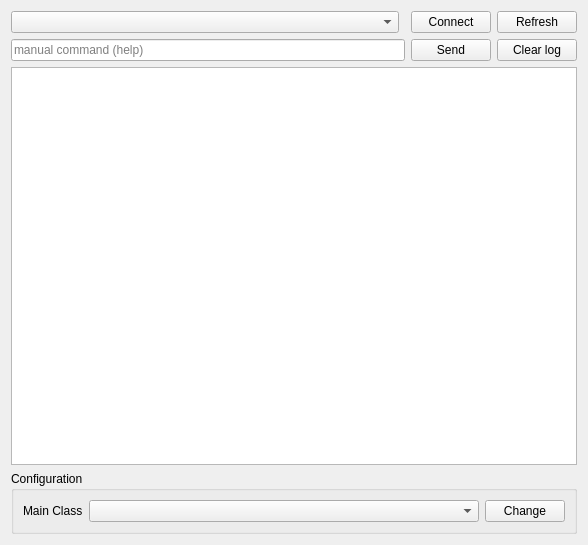
Above: res/serialchooser.ui from Ultrawipf/OpenFFBoard-configurator before the change. Below: the same form after it.
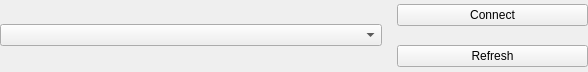
That is the form after the change.

```diff
--- a/res/serialchooser.ui
+++ b/res/serialchooser.ui
@@ -7,61 +7,43 @@
     <x>0</x>
     <y>0</y>
     <width>588</width>
-    <height>545</height>
+    <height>72</height>
    </rect>
   </property>
   <property name="windowTitle">
    <string>Form</string>
   </property>
   <layout class="QGridLayout" name="gridLayout">
-   <item row="2" column="1" colspan="2">
-    <widget class="QLineEdit" name="lineEdit_cmd">
-     <property name="placeholderText">
-      <string>manual command (help)</string>
+   <property name="leftMargin">
+    <number>0</number>
+   </property>
+   <property name="topMargin">
+    <number>0</number>
+   </property>
+   <property name="rightMargin">
+    <number>0</number>
+   </property>
+   <property name="bottomMargin">
+    <number>0</number>
+   </property>
+   <property name="spacing">
+    <number>15</number>
+   </property>
+   <item row="0" column="2">
+    <widget class="QPushButton" name="pushButton_connect">
+     <property name="text">
+      <string>Connect</string>
      </property>
     </widget>
    </item>
-   <item row="0" column="4">
+   <item row="1" column="2">
     <widget class="QPushButton" name="pushButton_refresh">
      <property name="text">
       <string>Refresh</string>
      </property>
     </widget>
    </item>
-   <item row="4" column="1" colspan="4">
-    <widget class="QGroupBox" name="groupBox_system">
-     <property name="title">
-      <string>Configuration</string>
-     </property>
-     <layout class="QGridLayout" name="gridLayout_3">
-      <item row="0" column="0">
-       <widget class="QLabel" name="label">
-        <property name="text">
-         <string>Main Class</string>
-        </property>
-       </widget>
-      </item>
-      <item row="0" column="1">
-       <widget class="QComboBox" name="comboBox_main">
-        <property name="sizePolicy">
-         <sizepolicy hsizetype="MinimumExpanding" vsizetype="Fixed">
-          <horstretch>0</horstretch>
-          <verstretch>0</verstretch>
-         </sizepolicy>
-        </property>
-       </widget>
-      </item>
-      <item row="0" column="2">
-       <widget class="QPushButton" name="pushButton_ok">
-        <property name="text">
-         <string>Change</string>
-        </property>
-       </widget>
-      </item>
-     </layout>
-    </widget>
-   </item>
-   <item row="0" column="1">
+   <item row="0" column="0" rowspan="2" colspan="2">
     <widget class="QComboBox" name="comboBox_port">
      <property name="sizePolicy">
       <sizepolicy hsizetype="Expanding" vsizetype="Fixed">
@@ -71,40 +53,6 @@
      </property>
     </widget>
    </item>
-   <item row="3" column="1" colspan="4">
-    <widget class="QTextEdit" name="serialLogBox">
-     <property name="sizePolicy">
-      <sizepolicy hsizetype="Expanding" vsizetype="Expanding">
-       <horstretch>0</horstretch>
-       <verstretch>2</verstretch>
-      </sizepolicy>
-     </property>
-     <property name="readOnly">
-      <bool>true</bool>
-     </property>
-    </widget>
-   </item>
-   <item row="0" column="3">
-    <widget class="QPushButton" name="pushButton_connect">
-     <property name="text">
-      <string>Connect</string>
-     </property>
-    </widget>
-   </item>
-   <item row="2" column="3">
-    <widget class="QPushButton" name="pushButton_send">
-     <property name="text">
-      <string>Send</string>
-     </property>
-    </widget>
-   </item>
-   <item row="2" column="4">
-    <widget class="QPushButton" name="pushButton_clearLog">
-     <property name="text">
-      <string>Clear log</string>
-     </property>
-    </widget>
-   </item>
   </layout>
  </widget>
  <resources/>
```
Left out of the diff: 19 changed lines with no effect on the pictures.
